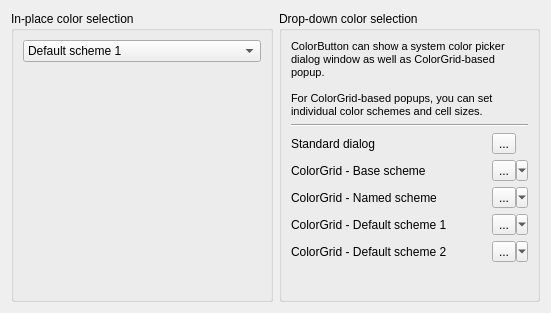
The window that examples/colorgrid/mainwindow.ui (sintegrial/qsint) describes before a commit, drawn with Qt 5.
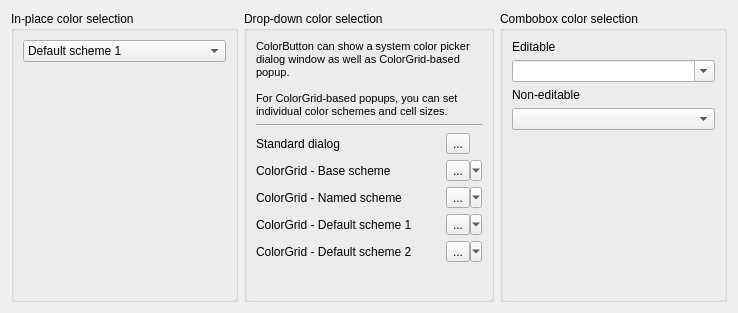
The same window after the commit. Custom widgets are drawn as their Qt base class.

Commit message: ColorComboBox added. Color definitions moved from ColorGrid to colordefs.h Some fixes of other classes.

The edit to the form file:
```diff
--- a/examples/colorgrid/mainwindow.ui
+++ b/examples/colorgrid/mainwindow.ui
@@ -6,7 +6,7 @@
    <rect>
     <x>0</x>
     <y>0</y>
-    <width>551</width>
+    <width>738</width>
     <height>313</height>
    </rect>
   </property>
@@ -186,6 +186,80 @@
      </layout>
     </widget>
    </item>
+   <item>
+    <widget class="QGroupBox" name="groupBox_3">
+     <property name="title">
+      <string>Combobox color selection</string>
+     </property>
+     <layout class="QVBoxLayout" name="verticalLayout">
+      <item>
+       <layout class="QGridLayout" name="gridLayout_3">
+        <item row="0" column="0">
+         <widget class="QLabel" name="label_7">
+          <property name="text">
+           <string>Editable</string>
+          </property>
+         </widget>
+        </item>
+        <item row="0" column="1">
+         <widget class="QLabel" name="ColorLabel1">
+          <property name="text">
+           <string/>
+          </property>
+          <property name="alignment">
+           <set>Qt::AlignRight|Qt::AlignTrailing|Qt::AlignVCenter</set>
+          </property>
+         </widget>
+        </item>
+        <item row="1" column="0" colspan="2">
+         <widget class="QSint::ColorComboBox" name="ColorCombo1">
+          <property name="editable">
+           <bool>true</bool>
+          </property>
+         </widget>
+        </item>
+       </layout>
+      </item>
+      <item>
+       <layout class="QGridLayout" name="gridLayout_4">
+        <item row="0" column="0">
+         <widget class="QLabel" name="label_9">
+          <property name="text">
+           <string>Non-editable</string>
+          </property>
+         </widget>
+        </item>
+        <item row="0" column="1">
+         <widget class="QLabel" name="ColorLabel2">
+          <property name="text">
+           <string/>
+          </property>
+          <property name="alignment">
+           <set>Qt::AlignRight|Qt::AlignTrailing|Qt::AlignVCenter</set>
+          </property>
+         </widget>
+        </item>
+        <item row="1" column="0" colspan="2">
+         <widget class="QSint::ColorComboBox" name="ColorCombo2"/>
+        </item>
+       </layout>
+      </item>
+      <item>
+       <spacer name="verticalSpacer_2">
+        <property name="orientation">
+         <enum>Qt::Vertical</enum>
+        </property>
+        <property name="sizeHint" stdset="0">
+         <size>
+          <width>20</width>
+          <height>169</height>
+         </size>
+        </property>
+       </spacer>
+      </item>
+     </layout>
+    </widget>
+   </item>
   </layout>
  </widget>
  <customwidgets>
@@ -200,6 +274,11 @@
    <extends>QToolButton</extends>
    <header location="global">QSintWidgets</header>
   </customwidget>
+  <customwidget>
+   <class>QSint::ColorComboBox</class>
+   <extends>QComboBox</extends>
+   <header location="global">QSintWidgets</header>
+  </customwidget>
  </customwidgets>
  <resources/>
  <connections/>
```
The commit also changes 12 other files.
